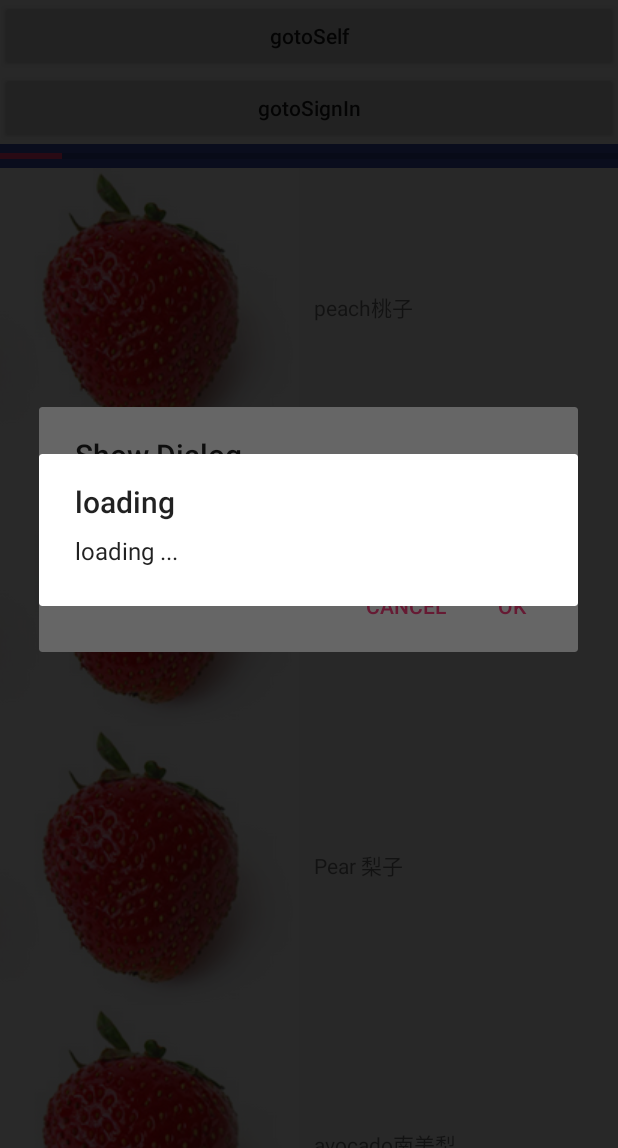
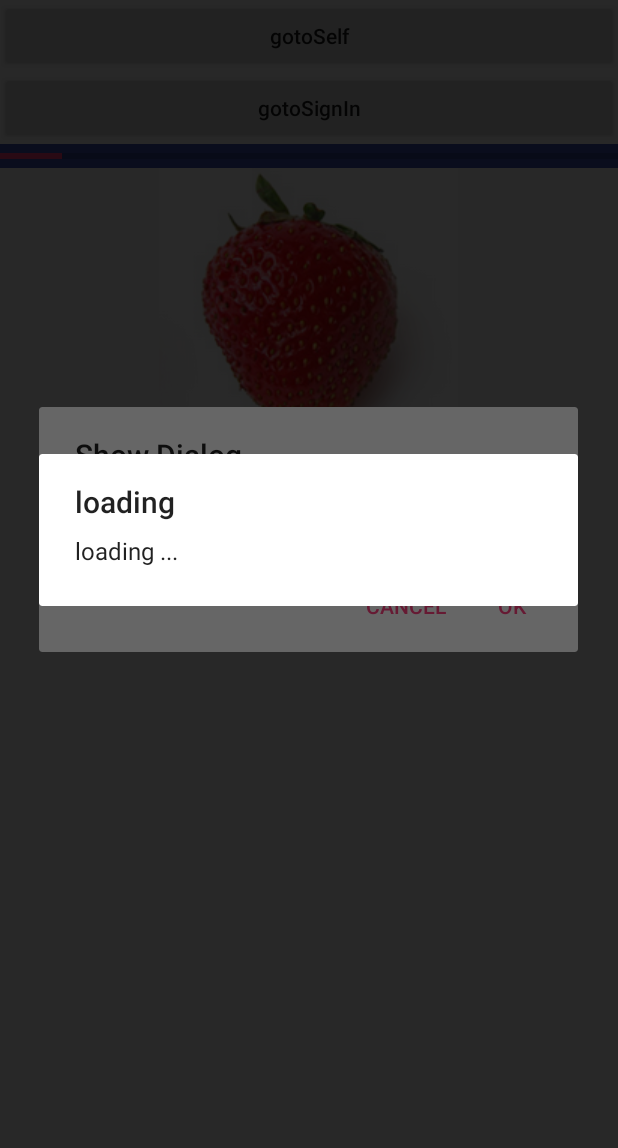
Before and after one commit to tourfield/GitBook, an Android app: the MainActivity screen opened directly, with no data from a screen before it, after a tap on an icon or button, on a phone screen of 412 x 824 dp, the part 88-1236 px from its top. Run offline under Robolectric (Android 15) with nearby library versions, the phone set to English and light mode, and no system bars.

Commit message:
Title: RecyclerView横向滚动 Context: 	    modified:   app/src/main/java/com/github/tourfield/gitbook/MainActivity.java         modified:   app/src/main/res/layout/fruit_iterm.xml 		tag-v0.08 RecyclerView横向滚动

```diff
--- a/app/src/main/java/com/github/tourfield/gitbook/MainActivity.java
+++ b/app/src/main/java/com/github/tourfield/gitbook/MainActivity.java
@@ -119,6 +119,7 @@ public class MainActivity extends AppCompatActivity implements View.OnClickListe
 
         RecyclerView recyclerView = (RecyclerView)findViewById(R.id.recyclerView);
         LinearLayoutManager layoutManager = new LinearLayoutManager(this);
+        layoutManager.setOrientation(LinearLayoutManager.HORIZONTAL);
         recyclerView.setLayoutManager(layoutManager);
         FruitRecyclerAdapter fruitRecyclerAdapter = new FruitRecyclerAdapter(fruitList);
         recyclerView.setAdapter(fruitRecyclerAdapter);
--- a/app/src/main/res/layout/fruit_iterm.xml
+++ b/app/src/main/res/layout/fruit_iterm.xml
@@ -1,15 +1,17 @@
 <?xml version="1.0" encoding="utf-8"?>
 <LinearLayout xmlns:android="http://schemas.android.com/apk/res/android"
+    android:orientation="vertical"
     android:layout_width="match_parent"
     android:layout_height="wrap_content">
     <ImageView
         android:id="@+id/fruitImage"
         android:layout_width="wrap_content"
-        android:layout_height="wrap_content" />
+        android:layout_height="wrap_content"
+        android:layout_gravity="center_horizontal"/>
     <TextView
         android:id="@+id/fruitName"
         android:layout_width="wrap_content"
         android:layout_height="wrap_content"
-        android:layout_gravity="center_vertical"
+        android:layout_gravity="center_horizontal"
         android:layout_marginLeft="10dp"/>
 </LinearLayout>
```
